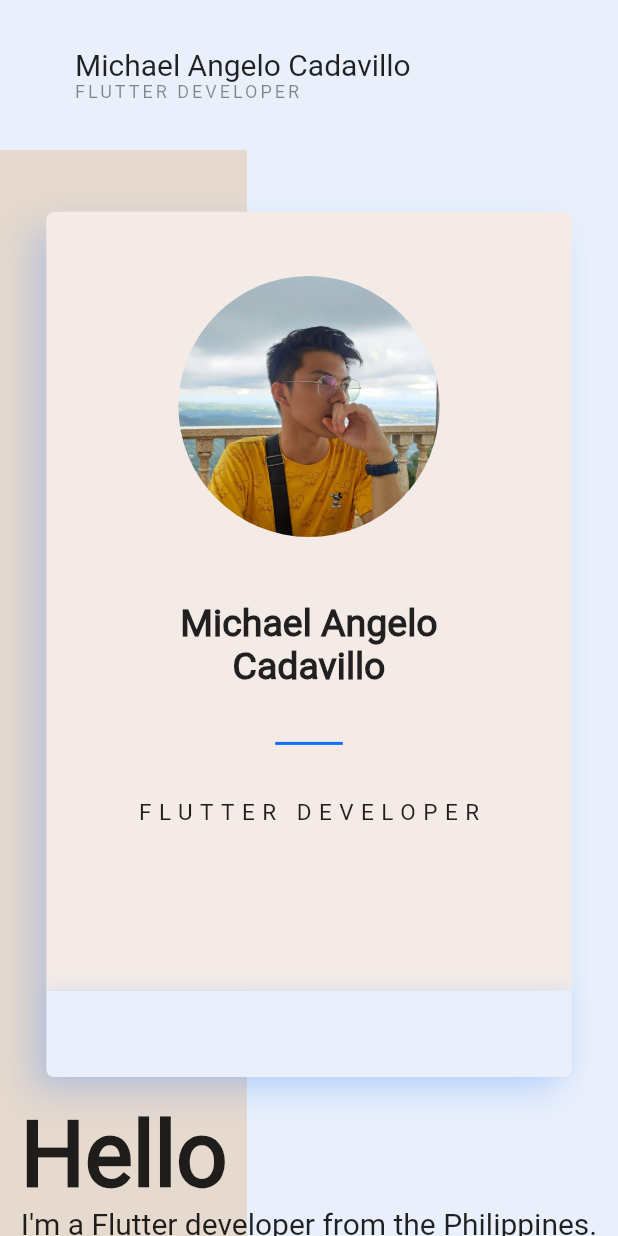
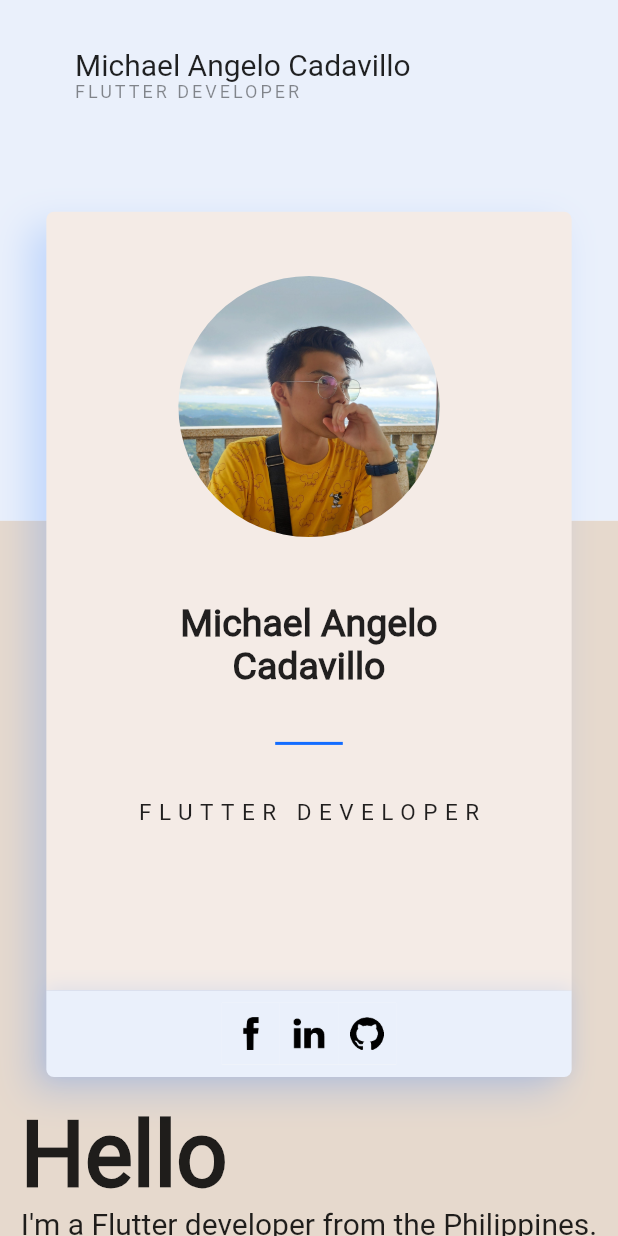
Before and after one commit to MichaelCadavillo/PersonalPortfolio, a Flutter app: the screen it shows after launch, on a phone screen of 412 x 824 dp. Run offline on Flutter 3.47's test engine with Material 2 defaults, Android fonts, the phone set to English and light mode, and no system bars; our stand-ins replace responsive_builder.

Commit message:
Added social media buttons. Made backdrop responsive

```diff
--- a/lib/main.dart
+++ b/lib/main.dart
@@ -1,4 +1,5 @@
 import 'package:flutter/material.dart';
+import 'package:personal_portfolio/utility/colors.dart';
 import 'package:personal_portfolio/views/landing_screen/landing_screen.dart';
 
 void main() {
@@ -51,6 +52,7 @@ class _MyHomePageState extends State<MyHomePage> {
   Widget build(BuildContext context) {
     return MaterialApp(
       theme: ThemeData(fontFamily: "Roboto"),
+      color: AppColors.PrimaryColor,
       onGenerateRoute: (settings) {
         switch (settings.name) {
           case LandingScreen.routeName:
--- a/lib/views/landing_screen/card_name.dart
+++ b/lib/views/landing_screen/card_name.dart
@@ -1,6 +1,8 @@
 import 'package:flutter/material.dart';
 import 'package:personal_portfolio/utility/colors.dart';
+import 'package:personal_portfolio/utility/device_type.dart';
 import 'package:personal_portfolio/utility/screen_utils.dart';
+import 'package:url_launcher/url_launcher.dart';
 
 class NameCard extends StatelessWidget {
   double width;
@@ -12,6 +14,7 @@ class NameCard extends StatelessWidget {
   Widget build(BuildContext context) {
     final Function hp = ScreenUtils(MediaQuery.of(context).size).hp;
     final Function wp = ScreenUtils(MediaQuery.of(context).size).wp;
+    final bool tablet = isTablet(MediaQuery.of(context));
     return Container(
       width: width,
       height: height,
@@ -44,7 +47,7 @@ class NameCard extends StatelessWidget {
                           flex: 60,
                           child: Container(
                             child: ClipRRect(
-                              borderRadius: BorderRadius.circular(100.0),
+                              borderRadius: BorderRadius.circular(hp(50)),
                               child: Image.asset("assets/images/profile.jpg"),
                             ),
                           ),
@@ -89,6 +92,7 @@ class NameCard extends StatelessWidget {
           Flexible(
               flex: 10,
               child: Container(
+                // padding: EdgeInsets.symmetric(vertical: hp(1)),
                 decoration: BoxDecoration(
                     borderRadius: BorderRadius.only(
                         bottomLeft: Radius.circular(5),
@@ -101,9 +105,64 @@ class NameCard extends StatelessWidget {
                       ),
                     ],
                     color: AppColors.PrimaryColor),
+                child: Row(
+                  mainAxisAlignment: MainAxisAlignment.center,
+                  children: [
+                    socialMediaIcon(imageUrl: "assets/images/facebook.png",
+                        onTap: (){
+                          launchUrl("https://www.facebook.com/MichaelCadavillo/");
+                        },
+                        tablet: tablet,
+                        hp: hp,
+                        wp: wp
+                    ),
+                    socialMediaIcon(imageUrl: "assets/images/linkedin.png",
+                        onTap: (){
+                          launchUrl("https://www.linkedin.com/in/michaelcadavillo/");
+                        },
+                        tablet: tablet,
+                        hp: hp,
+                        wp: wp
+                    ),
+                    socialMediaIcon(imageUrl: "assets/images/github.png",
+                        onTap: (){
+                          launchUrl("https://github.com/MichaelCadavillo");
+                        },
+                        tablet: tablet,
+                        hp: hp,
+                        wp: wp
+                    ),
+                  ],
+                ),
               ))
         ],
       ),
     );
   }
+
+  Widget socialMediaIcon({required String imageUrl, required Function() onTap, required bool tablet, required Function hp, required Function wp}){
+    return Container(
+      margin: EdgeInsets.symmetric(vertical: hp(1)),
+      child: Material(
+        child: InkWell(
+          onTap: onTap,
+          child: Ink(
+            color: AppColors.PrimaryColor,
+            child: Container(
+                padding: EdgeInsets.symmetric(vertical: hp(1.15), horizontal: tablet ? hp(1) : wp(2)),
+                child: Image.asset(imageUrl, fit: BoxFit.fitHeight)
+            ),
+          ),
+        ),
+      ),
+    );
+  }
+
+  void launchUrl(String url) async{
+    if (await canLaunch(url)) {
+      await launch(url);
+    }else {
+      throw Exception("Could not launch URL");
+    }
+  }
 }
--- a/lib/views/landing_screen/landing_screen.dart
+++ b/lib/views/landing_screen/landing_screen.dart
@@ -85,17 +85,18 @@ class _LandingScreenState extends State<LandingScreen> {
                   children: [
                     Container(
                       height: hp(100),
-                      child: Row(
+                      child: Flex(
+                        direction: tablet ? Axis.horizontal : Axis.vertical,
                         children: [
                           Expanded(
-                              flex: 40,
+                              flex: tablet ? 40 : 30,
                               child: Container(
-                                color: AppColors.AccentColor,
+                                color: tablet ? AppColors.AccentColor : AppColors.PrimaryColor,
                               )),
                           Expanded(
-                              flex: 60,
+                              flex: tablet ? 60 : 70,
                               child: Container(
-                                color: AppColors.PrimaryColor,
+                                color: tablet ? AppColors.PrimaryColor : AppColors.AccentColor,
                               ))
                         ],
                       ),
--- a/pubspec.yaml
+++ b/pubspec.yaml
@@ -24,6 +24,7 @@ dependencies:
   flutter:
     sdk: flutter
   responsive_builder: ^0.4.1
+  url_launcher: ^6.0.9
 
 
   # The following adds the Cupertino Icons font to your application.
@@ -48,6 +49,9 @@ flutter:
   # To add assets to your application, add an assets section, like this:
   assets:
     - assets/images/profile.jpg
+    - assets/images/facebook.png
+    - assets/images/github.png
+    - assets/images/linkedin.png
 
   fonts:
     - family: Roboto
```
Also changed, not shown: assets/images/facebook.png (added), assets/images/github.png (added), assets/images/linkedin.png (added).
